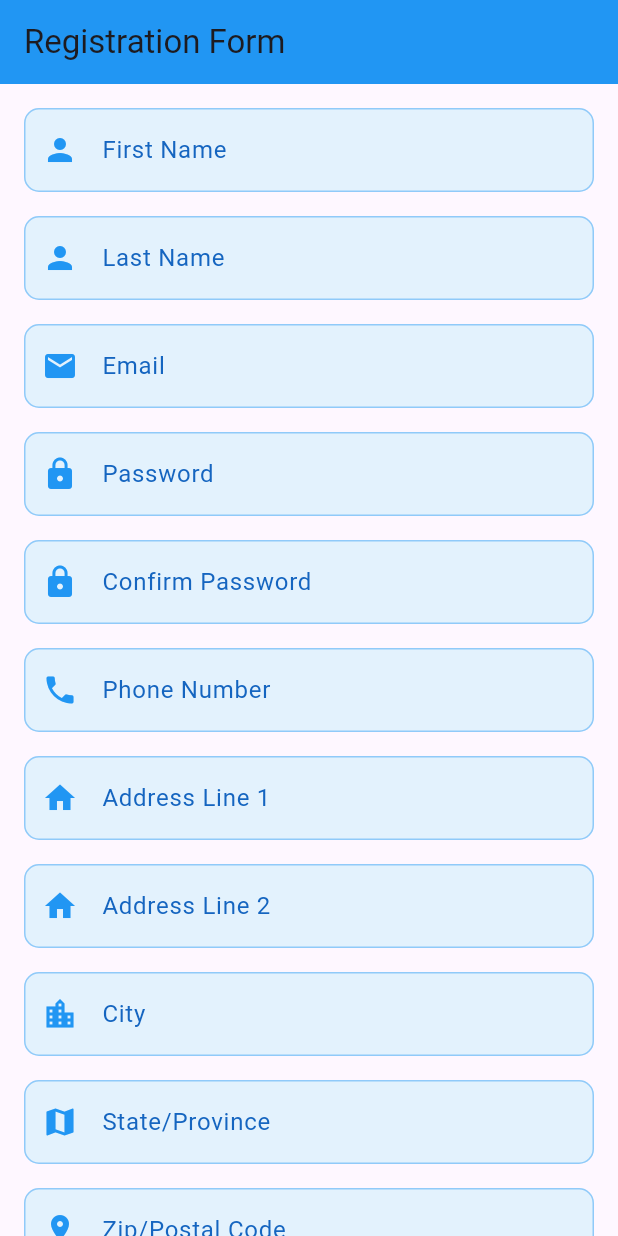
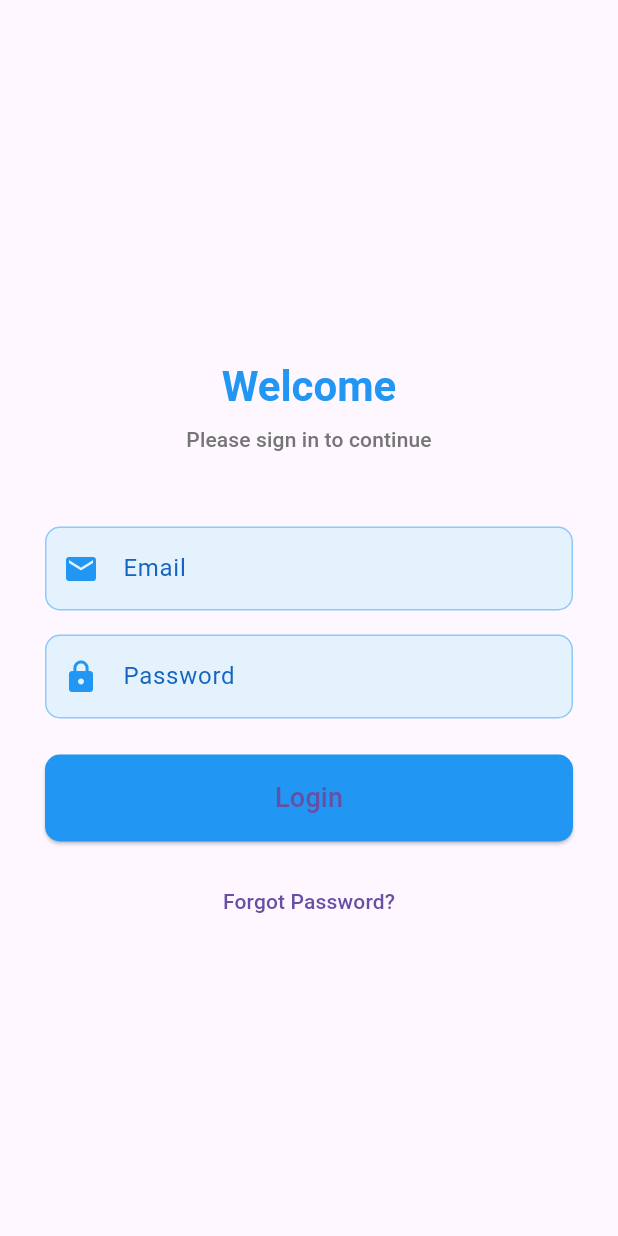
Before and after one commit to anilkr1997/RegistationProject, a Flutter app: the screen it shows after launch, on a phone screen of 412 x 824 dp. Run offline on Flutter 3.47's test engine with Material 3 defaults, Android fonts, the phone set to English and light mode, and no system bars.

Commit message:
this is new version

```diff
--- a/lib/RegistrationForm.dart
+++ b/lib/RegistrationForm.dart
@@ -2,6 +2,7 @@
 import 'package:flutter/material.dart';
 
 import 'RegistationModel/RegistrationController.dart';
+import 'Utill/InputDecorationBuilder.dart';
 
 
 class RegistrationForm extends StatefulWidget {
@@ -18,36 +19,20 @@ class _RegistrationFormState extends State<RegistrationForm> {
     super.dispose();
   }
 
-  InputDecoration _buildInputDecoration(String label, IconData icon) {
-    return InputDecoration(
-      labelText: label,
-      prefixIcon: Icon(icon, color: Colors.blue),
-      border: OutlineInputBorder(
-        borderRadius: BorderRadius.circular(10),
-        borderSide: const BorderSide(color: Colors.blue),
-      ),
-      enabledBorder: OutlineInputBorder(
-        borderRadius: BorderRadius.circular(10),
-        borderSide: BorderSide(color: Colors.blue.shade200),
-      ),
-      focusedBorder: OutlineInputBorder(
-        borderRadius: BorderRadius.circular(10),
-        borderSide: const BorderSide(color: Colors.blue, width: 2),
-      ),
-      filled: true,
-      fillColor: Colors.blue.shade50,
-      labelStyle: TextStyle(color: Colors.blue.shade800),
-    );
-  }
+
 
   @override
   Widget build(BuildContext context) {
     return Scaffold(
       appBar: AppBar(
-        title: const Text('Registration Form'),
+        title: const Text('User Registration'),
         backgroundColor: Colors.blue,
+
       ),
-      body: SingleChildScrollView(
+      body:Center(
+        child: ConstrainedBox(
+          constraints: const BoxConstraints(maxWidth: 600),
+          child:  SingleChildScrollView(
             padding: const EdgeInsets.all(16.0),
             child: Form(
               key: _controller.formKey,
@@ -56,7 +41,7 @@ class _RegistrationFormState extends State<RegistrationForm> {
                 children: <Widget>[
                   TextFormField(
                     controller:_controller. firstNameController,
-                decoration: _buildInputDecoration('First Name', Icons.person),
+                    decoration: InputDecorationBuilder.buildInputDecoration('First Name', Icons.person),
                     validator: (value) {
                       if (value == null || value.isEmpty) {
                         return 'Please enter your first name';
@@ -67,7 +52,7 @@ class _RegistrationFormState extends State<RegistrationForm> {
                   const SizedBox(height: 16),
                   TextFormField(
                     controller:_controller.lastNameController,
-                decoration: _buildInputDecoration('Last Name', Icons.person),
+                    decoration: InputDecorationBuilder.buildInputDecoration('Last Name', Icons.person),
                     validator: (value) {
                       if (value == null || value.isEmpty) {
                         return 'Please enter your last name';
@@ -78,7 +63,7 @@ class _RegistrationFormState extends State<RegistrationForm> {
                   const SizedBox(height: 16),
                   TextFormField(
                     controller: _controller.emailController,
-                decoration: _buildInputDecoration('Email', Icons.email),
+                    decoration: InputDecorationBuilder.buildInputDecoration('Email', Icons.email),
                     keyboardType: TextInputType.emailAddress,
                     validator: (value) {
                       if (value == null || value.isEmpty) {
@@ -91,7 +76,7 @@ class _RegistrationFormState extends State<RegistrationForm> {
                   const SizedBox(height: 16),
                   TextFormField(
                     controller:_controller.passwordController,
-                decoration: _buildInputDecoration('Password', Icons.lock),
+                    decoration: InputDecorationBuilder.buildInputDecoration('Password', Icons.lock),
                     obscureText: true,
                     validator: (value) {
                       if (value == null || value.isEmpty) {
@@ -103,7 +88,7 @@ class _RegistrationFormState extends State<RegistrationForm> {
                   const SizedBox(height: 16),
                   TextFormField(
                     controller:_controller.confirmPasswordController,
-                decoration: _buildInputDecoration('Confirm Password', Icons.lock),
+                    decoration: InputDecorationBuilder.buildInputDecoration('Confirm Password', Icons.lock),
                     obscureText: true,
                     validator: (value) {
                       if (value == null || value.isEmpty) {
@@ -118,79 +103,79 @@ class _RegistrationFormState extends State<RegistrationForm> {
                   const SizedBox(height: 16),
                   TextFormField(
                     controller:_controller.phoneController,
-                decoration: _buildInputDecoration('Phone Number', Icons.phone),
+                    decoration: InputDecorationBuilder.buildInputDecoration('Phone Number', Icons.phone),
                     keyboardType: TextInputType.phone,
                   ),
                   const SizedBox(height: 16),
                   TextFormField(
                     controller:_controller.addressLine1Controller,
-                decoration: _buildInputDecoration('Address Line 1', Icons.home),
+                    decoration: InputDecorationBuilder.buildInputDecoration('Address Line 1', Icons.home),
                   ),
                   const SizedBox(height: 16),
                   TextFormField(
                     controller:_controller.addressLine2Controller,
-                decoration: _buildInputDecoration('Address Line 2', Icons.home),
+                    decoration: InputDecorationBuilder.buildInputDecoration('Address Line 2', Icons.home),
                   ),
                   const SizedBox(height: 16),
                   TextFormField(
                     controller: _controller.cityController,
-                decoration: _buildInputDecoration('City', Icons.location_city),
+                    decoration: InputDecorationBuilder.buildInputDecoration('City', Icons.location_city),
                   ),
                   const SizedBox(height: 16),
                   TextFormField(
                     controller:_controller.stateController,
-                decoration: _buildInputDecoration('State/Province', Icons.map),
+                    decoration: InputDecorationBuilder.buildInputDecoration('State/Province', Icons.map),
                   ),
                   const SizedBox(height: 16),
                   TextFormField(
                     controller:_controller.zipController,
-                decoration: _buildInputDecoration('Zip/Postal Code', Icons.pin_drop),
+                    decoration: InputDecorationBuilder.buildInputDecoration('Zip/Postal Code', Icons.pin_drop),
                   ),
                   const SizedBox(height: 16),
                   TextFormField(
                     controller: _controller.countryController,
-                decoration: _buildInputDecoration('Country', Icons.flag),
+                    decoration: InputDecorationBuilder.buildInputDecoration('Country', Icons.flag),
                   ),
                   const SizedBox(height: 16),
                   TextFormField(
                     controller: _controller.dobController,
-                decoration: _buildInputDecoration('Date of Birth', Icons.cake),
+                    decoration: InputDecorationBuilder.buildInputDecoration('Date of Birth', Icons.cake),
                     keyboardType: TextInputType.datetime,
                   ),
                   const SizedBox(height: 16),
                   TextFormField(
                     controller: _controller.occupationController,
-                decoration: _buildInputDecoration('Occupation', Icons.work),
+                    decoration: InputDecorationBuilder.buildInputDecoration('Occupation', Icons.work),
                   ),
                   const SizedBox(height: 16),
                   TextFormField(
                     controller: _controller.companyController,
-                decoration: _buildInputDecoration('Company', Icons.business),
+                    decoration: InputDecorationBuilder.buildInputDecoration('Company', Icons.business),
                   ),
                   const SizedBox(height: 16),
                   TextFormField(
                     controller: _controller.jobTitleController,
-                decoration: _buildInputDecoration('Job Title', Icons.badge),
+                    decoration: InputDecorationBuilder.buildInputDecoration('Job Title', Icons.badge),
                   ),
                   const SizedBox(height: 16),
                   TextFormField(
                     controller: _controller.educationController,
-                decoration: _buildInputDecoration('Education Level', Icons.school),
+                    decoration: InputDecorationBuilder.buildInputDecoration('Education Level', Icons.school),
                   ),
                   const SizedBox(height: 16),
                   TextFormField(
                     controller: _controller.skillsController,
-                decoration: _buildInputDecoration('Skills', Icons.star),
+                    decoration: InputDecorationBuilder.buildInputDecoration('Skills', Icons.star),
                   ),
                   const SizedBox(height: 16),
                   TextFormField(
                     controller: _controller.interestsController,
-                decoration: _buildInputDecoration('Interests', Icons.favorite),
+                    decoration: InputDecorationBuilder.buildInputDecoration('Interests', Icons.favorite),
                   ),
                   const SizedBox(height: 16),
                   TextFormField(
                     controller: _controller.referralController,
-                decoration: _buildInputDecoration('Referral Source', Icons.people),
+                    decoration: InputDecorationBuilder.buildInputDecoration('Referral Source', Icons.people),
                   ),
                   const SizedBox(height: 24),
                   Center(
@@ -215,6 +200,10 @@ class _RegistrationFormState extends State<RegistrationForm> {
               ),
             ),
           ),
+        ),
+
+      )
+
     );
   }
 
--- /dev/null
+++ b/lib/Utill/InputDecorationBuilder.dart
@@ -0,0 +1,25 @@
+import 'package:flutter/material.dart';
+
+class InputDecorationBuilder {
+  static InputDecoration buildInputDecoration(String label, IconData icon) {
+    return InputDecoration(
+      labelText: label,
+      prefixIcon: Icon(icon, color: Colors.blue),
+      border: OutlineInputBorder(
+        borderRadius: BorderRadius.circular(10),
+        borderSide: const BorderSide(color: Colors.blue),
+      ),
+      enabledBorder: OutlineInputBorder(
+        borderRadius: BorderRadius.circular(10),
+        borderSide: BorderSide(color: Colors.blue.shade200),
+      ),
+      focusedBorder: OutlineInputBorder(
+        borderRadius: BorderRadius.circular(10),
+        borderSide: const BorderSide(color: Colors.blue, width: 2),
+      ),
+      filled: true,
+      fillColor: Colors.blue.shade50,
+      labelStyle: TextStyle(color: Colors.blue.shade800),
+    );
+  }
+}
--- /dev/null
+++ b/lib/loginpage/LoginModel.dart
@@ -0,0 +1,20 @@
+class LoginModel {
+  final String email;
+  final String password;
+
+  LoginModel({required this.email, required this.password});
+
+  Map<String, dynamic> toJson() {
+    return {
+      'email': email,
+      'password': password,
+    };
+  }
+
+  factory LoginModel.fromJson(Map<String, dynamic> json) {
+    return LoginModel(
+      email: json['email'],
+      password: json['password'],
+    );
+  }
+}
--- /dev/null
+++ b/lib/loginpage/loginPage.dart
@@ -0,0 +1,149 @@
+import 'package:flutter/material.dart';
+
+import '../Utill/InputDecorationBuilder.dart';
+import 'LoginController.dart';
+
+
+class LoginPage extends StatelessWidget {
+  @override
+  Widget build(BuildContext context) {
+    return LoginForm();
+  }
+}
+
+class LoginForm extends StatefulWidget {
+  @override
+  _LoginFormState createState() => _LoginFormState();
+}
+
+class _LoginFormState extends State<LoginForm> {
+  final _formKey = GlobalKey<FormState>();
+  late LoginController _controller;
+
+  @override
+  void initState() {
+    super.initState();
+    _controller = LoginController();
+  }
+
+  @override
+  void dispose() {
+    _controller.dispose();
+    super.dispose();
+  }
+
+  @override
+  Widget build(BuildContext context) {
+    return Scaffold(
+      body: SafeArea(
+        child: Center(
+          child: SingleChildScrollView(
+            child: ConstrainedBox(
+              constraints: const BoxConstraints(maxWidth: 400),
+              child: Padding(
+                padding: const EdgeInsets.symmetric(horizontal: 24.0, vertical: 40.0),
+                child: Form(
+                  key: _formKey,
+                  child: Column(
+                    crossAxisAlignment: CrossAxisAlignment.stretch,
+                    children: [
+                      const SizedBox(height: 40),
+                      Text(
+                        'Welcome',
+                        style: Theme.of(context).textTheme.headlineMedium?.copyWith(
+                          fontWeight: FontWeight.bold,
+                          color: Colors.blue,
+                        ),
+                        textAlign: TextAlign.center,
+                      ),
+                      const SizedBox(height: 8),
+                      Text(
+                        'Please sign in to continue',
+                        style: Theme.of(context).textTheme.titleSmall?.copyWith(
+                          color: Colors.grey[600],
+                        ),
+                        textAlign: TextAlign.center,
+                      ),
+                      const SizedBox(height: 48),
+                      TextFormField(
+                        controller: _controller.emailController,
+                        decoration: InputDecorationBuilder.buildInputDecoration('Email', Icons.email),
+                        keyboardType: TextInputType.emailAddress,
+                        validator: (value) => _controller.validateEmail(value!) ? null : 'Invalid email',
+                      ),
+                      const SizedBox(height: 16),
+                      TextFormField(
+                        controller: _controller.passwordController,
+                        decoration: InputDecorationBuilder.buildInputDecoration('Password', Icons.lock),
+                        obscureText: true,
+                        validator: (value) => _controller.validatePassword(value!) ? null : 'Invalid password',
+                      ),
+                      const SizedBox(height: 24),
+                      StreamBuilder<bool>(
+                        stream: _controller.isLoadingStream,
+                        initialData: false,
+                        builder: (context, snapshot) {
+                          return ElevatedButton(
+                            onPressed: snapshot.data!
+                                ? null
+                                : () async {
+                              if (_formKey.currentState!.validate()) {
+                                bool success = await _controller.login();
+                                if (success) {
+                                  // Navigate to home page or show success message
+                                  ScaffoldMessenger.of(context).showSnackBar(
+                                    const SnackBar(content: Text('Login Successful')),
+                                  );
+                                  Navigator.of(context).pushReplacementNamed('/home');
+                                }
+                              }
+                            },
+                            style: ElevatedButton.styleFrom(
+                              backgroundColor: Colors.blue,
+                              shape: RoundedRectangleBorder(
+                                borderRadius: BorderRadius.circular(10),
+                              ),
+                            ),
+                            child: Padding(
+                              padding: const EdgeInsets.all(16.0),
+                              child: snapshot.data!
+                                  ? const CircularProgressIndicator(color: Colors.white)
+                                  : const Text('Login', style: TextStyle(fontSize: 18)),
+                            ),
+                          );
+                        },
+                      ),
+                      const SizedBox(height: 16),
+                      TextButton(
+                        onPressed: () {
+                          // Handle forgot password
+                        },
+                        child: const Text('Forgot Password?'),
+                      ),
+                      StreamBuilder<String?>(
+                        stream: _controller.errorStream,
+                        builder: (context, snapshot) {
+                          if (snapshot.hasData && snapshot.data != null) {
+                            return Padding(
+                              padding: const EdgeInsets.only(top: 16.0),
+                              child: Text(
+                                snapshot.data!,
+                                style: const TextStyle(color: Colors.red),
+                                textAlign: TextAlign.center,
+                              ),
+                            );
+                          }
+                          return const SizedBox.shrink();
+                        },
+                      ),
+                    ],
+                  ),
+                ),
+              ),
+            ),
+          ),
+        )
+      ),
+    );
+  }
+}
--- a/lib/main.dart
+++ b/lib/main.dart
@@ -1,5 +1,8 @@
 import 'package:flutter/material.dart';
 import 'package:registationproject/RegistrationForm.dart';
+
+import 'SplashScreen.dart';
+import 'loginpage/loginPage.dart';
 
 void main() {
   runApp(const MyApp());
@@ -12,13 +15,32 @@ class MyApp extends StatelessWidget {
   @override
   Widget build(BuildContext context) {
     return MaterialApp(
-      title: 'Flutter Demo',
+      title: 'Registration',
+      debugShowCheckedModeBanner: false,
       theme: ThemeData(
+        primarySwatch: Colors.blue,
+        visualDensity: VisualDensity.adaptivePlatformDensity,
+      ),
+      initialRoute: '/',
+      routes: {
+        '/': (context) => const SplashScreen(),
+        '/login': (context) => LoginPage(),
+        '/home': (context) => RegistrationForm(),
+      },
+    builder: (context, child) {
+    return MediaQuery(
+    data: MediaQuery.of(context).copyWith(textScaler: const TextScaler.linear(1.0)),
+    child: PopScope(
+      canPop: true,
+onPopInvoked: ((pop){
+  return ;
+}),
 
-        colorScheme: ColorScheme.fromSeed(seedColor: Colors.deepPurple),
-        useMaterial3: true,
-      ),
-      home:  RegistrationForm(),
+    child: child!,
+    ),
+    );
+    },
+
     );
   }
 }
```
Also changed, not shown: lib/SplashScreen.dart (added, +69 -0 lines), lib/loginpage/LoginController.dart (added, +77 -0 lines), Screenshot.png (added). Lines whose indentation alone changed are shown as unchanged.
